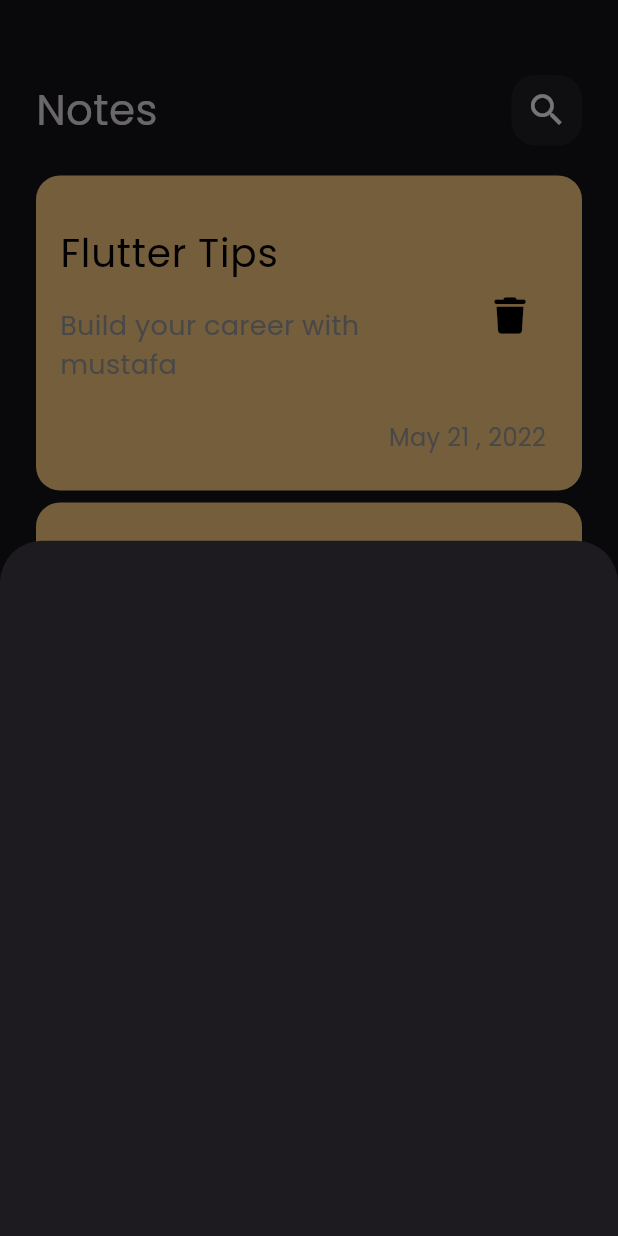
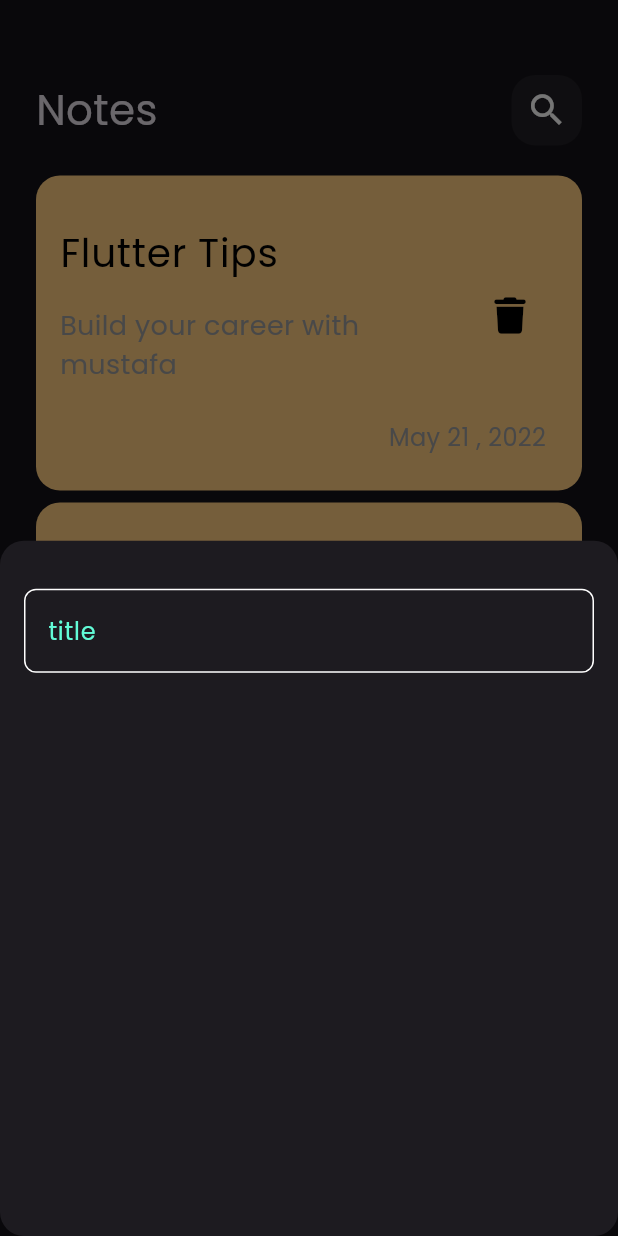
Before and after one commit to MustafaAmmarD/notes_app, a Flutter app: the screen it shows after launch, after a tap on the "add" icon, on a phone screen of 412 x 824 dp. Run offline on Flutter 3.47's test engine with Material 3 defaults, Android fonts, the phone set to English and light mode, and no system bars; our stand-ins replace font_awesome_flutter.

Commit message:
create custom text field

```diff
--- /dev/null
+++ b/lib/constants.dart
@@ -0,0 +1,3 @@
+import 'package:flutter/material.dart';
+
+const KPrimaryColor = Color(0xff62FCD7);
--- a/lib/views/notes_view.dart
+++ b/lib/views/notes_view.dart
@@ -10,7 +10,12 @@ class NotesView extends StatelessWidget {
     return Scaffold(
       floatingActionButton: FloatingActionButton(onPressed: (){
 
-        showModalBottomSheet(context: context, builder: (context){
+        showModalBottomSheet(
+          shape: RoundedRectangleBorder(
+            borderRadius: BorderRadius.circular(16)
+          ),
+          context: context,
+          builder: (context){
 
           return AddNoteBottomSheet();
 
--- a/lib/views/widgets/add_note_bottom_sheet.dart
+++ b/lib/views/widgets/add_note_bottom_sheet.dart
@@ -1,11 +1,20 @@
 
 import 'package:flutter/material.dart';
+import 'package:notes_app/views/widgets/custom_text_field.dart';
 
 class AddNoteBottomSheet extends StatelessWidget {
   const AddNoteBottomSheet({super.key});
 
   @override
   Widget build(BuildContext context) {
-    return Container();
+    return Padding(
+      padding: const EdgeInsets.symmetric(horizontal: 16),
+      child: Column(
+        children: [
+          SizedBox(height: 32,),
+            CustomTextField()
+        ],
+      ),
+    );
   }
 }
--- /dev/null
+++ b/lib/views/widgets/custom_text_field.dart
@@ -0,0 +1,31 @@
+import 'package:flutter/material.dart';
+import 'package:notes_app/constants.dart';
+
+class CustomTextField extends StatelessWidget {
+  const CustomTextField({super.key});
+
+  @override
+  Widget build(BuildContext context) {
+    return TextField(
+      cursorColor: KPrimaryColor,
+      decoration: InputDecoration(
+        hintText: 'title',
+        hintStyle: TextStyle(
+          color: KPrimaryColor
+        ),
+        border: buildBorder(),
+        enabledBorder: buildBorder(),
+        focusedBorder: buildBorder(KPrimaryColor)
+      ),
+    );
+  }
+
+  OutlineInputBorder buildBorder([Color]) {
+    return OutlineInputBorder(
+        borderRadius: BorderRadius.circular(8),
+        borderSide: BorderSide(
+          color: Color ?? Colors.white
+        )
+      );
+  }
+}
```
